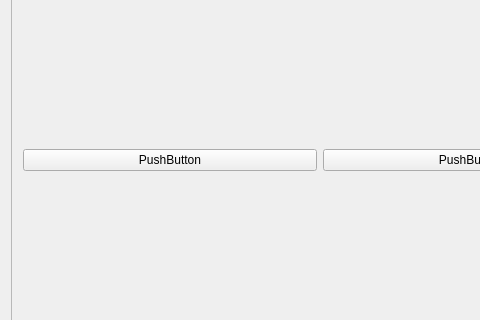
This is src/MainWindow.ui in scribblemaniac/OUnit as Qt 5 draws it before an edit; both pictures show x 0 to 480 and y 722 to 1042 of the 640 by 1136 pixel window. The edited form follows.
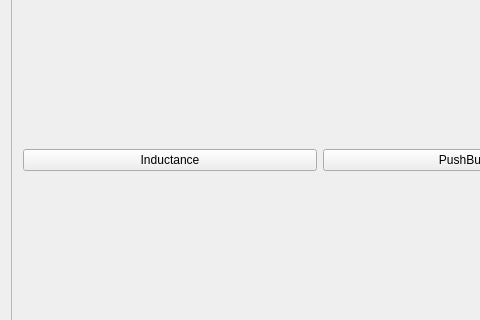
This is the edited form.

Diff of the .ui file:
```diff
--- a/src/MainWindow.ui
+++ b/src/MainWindow.ui
@@ -90,7 +90,7 @@
         <item row="2" column="0">
          <widget class="QPushButton" name="pushButton_5">
           <property name="text">
-           <string>PushButton</string>
+           <string>Inductance</string>
           </property>
          </widget>
         </item>
```
Left out of the diff: 2 changed lines with no effect on the pictures.
